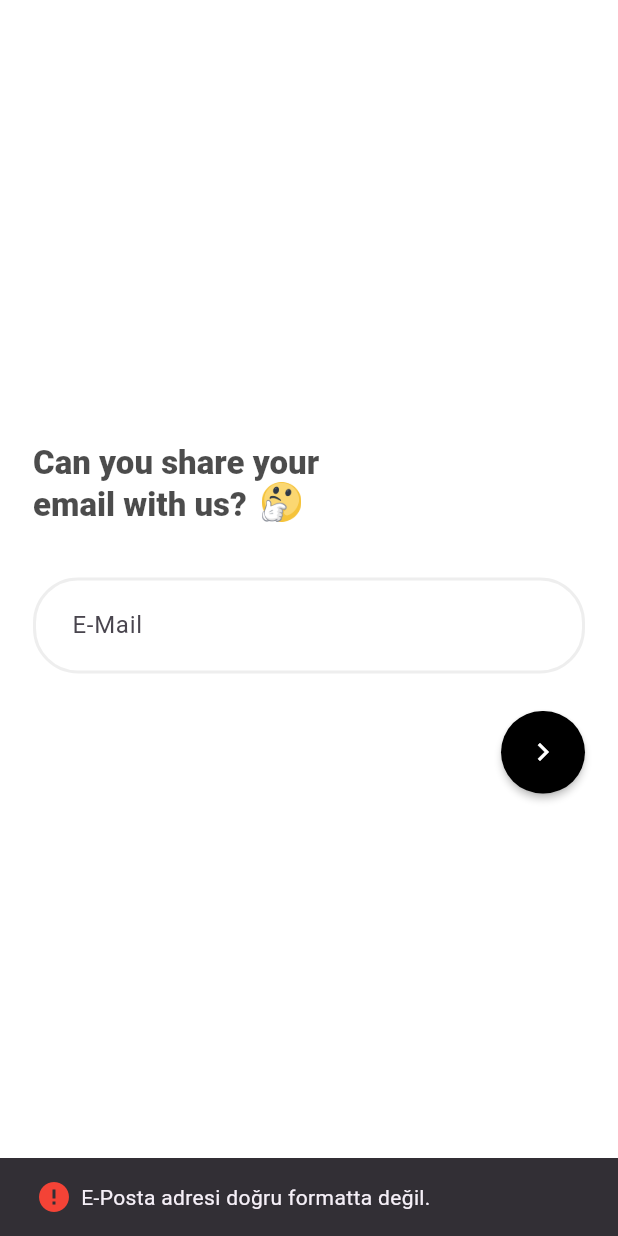
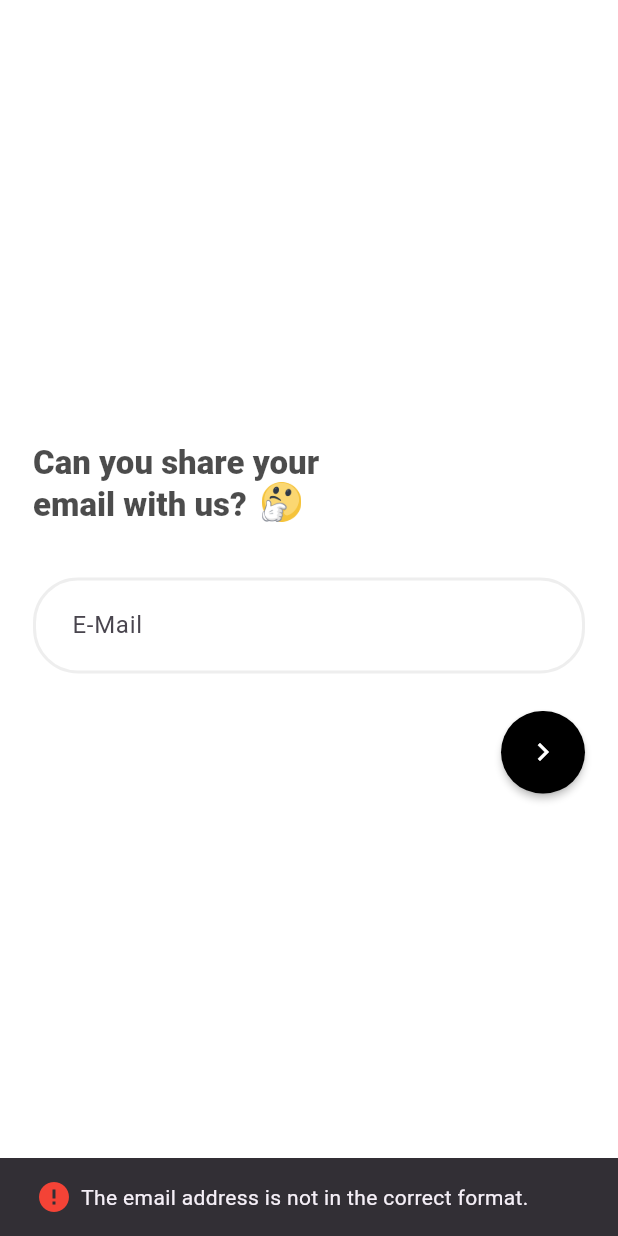
Before and after one commit to PardusDev/emotional_social, a Flutter app: the EMailScreen screen opened directly with empty values, after a tap on the "keyboard arrow right" icon, on a phone screen of 412 x 824 dp. Run offline on Flutter 3.47's test engine with Material 3 defaults, Android fonts, the phone set to English and light mode, and no system bars; our stand-ins replace bloc, cloud_firestore, equatable, firebase_auth, firebase_core, flutter_bloc and 1 more; accounts and stored records are empty.

Commit message:
Some improvements for production.

```diff
--- a/lib/repositories/post_repository.dart
+++ b/lib/repositories/post_repository.dart
@@ -33,7 +33,7 @@ class PostRepository {
         id: doc.id,
         content: postData['content'],
         authorId: postData["authorId"],
-        author: "${userData["name"]} ${userData["surname"]}",
+        author: userData["surname"].isNotEmpty ? "${userData["name"]}" : "${userData["name"]} ${userData["surname"]}",
         emotion: postData["emotion"],
         sharedDate: postData["sharedDate"].toDate()
       );
--- a/lib/screens/register_screen.dart
+++ b/lib/screens/register_screen.dart
@@ -8,6 +8,7 @@ import 'package:flutter_bloc/flutter_bloc.dart';
 
 import '../blocs/auth/auth_bloc.dart';
 import '../models/User.dart';
+import '../theme/colors.dart';
 
 class RegisterPage extends StatefulWidget {
   const RegisterPage({super.key});
@@ -20,8 +21,7 @@ class _RegisterPageState extends State<RegisterPage> {
   @override
   Widget build(BuildContext context) {
     return Scaffold(
-      // TODO: Will change
-      backgroundColor: Colors.white,
+      backgroundColor: AppColors.registerBackgroundColor,
       body: NameSurnamePage(),
     );
   }
@@ -42,8 +42,7 @@ class _NameSurnamePageState extends State<NameSurnamePage> {
     fontSize: 22,
     fontWeight: FontWeight.w800,
     height: 1.2,
-    // TODO: Will change
-    color: Colors.black.withOpacity(0.7)
+    color: AppColors.registerHeaderTextColor
   );
 
   bool _isOK() {
@@ -70,8 +69,7 @@ class _NameSurnamePageState extends State<NameSurnamePage> {
   @override
   Widget build(BuildContext context) {
     return Scaffold(
-      // TODO: Will change
-      backgroundColor: Colors.white,
+      backgroundColor: AppColors.registerBackgroundColor,
       body: Padding(
         padding: const EdgeInsets.all(22.0),
         child: Column(
@@ -146,13 +144,11 @@ class _EMailScreenState extends State<EMailScreen> {
       fontSize: 22,
       fontWeight: FontWeight.w800,
       height: 1.2,
-      // TODO: Will change
-      color: Colors.black.withOpacity(0.7)
+      color: AppColors.registerHeaderTextColor
   );
 
   @override
   void initState() {
-    // TODO: implement initState
     super.initState();
     tempUser = widget.tempUser;
   }
@@ -160,8 +156,7 @@ class _EMailScreenState extends State<EMailScreen> {
   @override
   Widget build(BuildContext context) {
     return Scaffold(
-      // TODO: Will change
-        backgroundColor: Colors.white,
+        backgroundColor: AppColors.registerBackgroundColor,
         body: Padding(
           padding: const EdgeInsets.all(22.0),
           child: Column(
@@ -193,11 +188,11 @@ class _EMailScreenState extends State<EMailScreen> {
                     if (_emailController.text.isEmpty ||
                         !_emailController.text.contains('@') ||
                         !_emailController.text.contains('.')) {
-                      ScaffoldMessenger.of(context).showSnackBar(errorSnackBar('E-Posta adresi doğru formatta değil.'));
+                      ScaffoldMessenger.of(context).showSnackBar(errorSnackBar('The email address is not in the correct format.'));
                       return;
                     }
                     if (_emailController.text.length >= 52) {
-                      ScaffoldMessenger.of(context).showSnackBar(errorSnackBar("E-Posta adresi 52 karakterden fazla olamaz."));
+                      ScaffoldMessenger.of(context).showSnackBar(errorSnackBar("The email address cannot exceed 52 characters."));
                       return;
                     }
                     _emailController.text = _emailController.text.trim();
@@ -235,8 +230,7 @@ class _PasswordScreenState extends State<PasswordScreen> {
       fontSize: 22,
       fontWeight: FontWeight.w800,
       height: 1.2,
-      // TODO: Will change
-      color: Colors.black.withOpacity(0.7)
+      color: AppColors.registerHeaderTextColor
   );
 
   @override
@@ -258,8 +252,7 @@ class _PasswordScreenState extends State<PasswordScreen> {
         }
       },
       child: Scaffold(
-        // TODO: Will change
-          backgroundColor: Colors.white,
+          backgroundColor: AppColors.registerBackgroundColor,
           body: Padding(
             padding: const EdgeInsets.all(22.0),
             child: Column(
@@ -290,26 +283,11 @@ class _PasswordScreenState extends State<PasswordScreen> {
                   child: ContinueButton(
                     onPressed: () {
                       if (_passwordController.text.length < 8) {
-                        ScaffoldMessenger.of(context).showSnackBar(
-                          SnackBar(
-                            content: Row(
-                              children: [
-                                Icon(
-                                  Icons.error,
-                                  color: Colors.red,
-                                ),
-                                SizedBox(
-                                  width: 6,
-                                ),
-                                Text('Şifre minimum 8 karakter uzunluğunda olmalı.'),
-                              ],
-                            ),
-                          ),
-                        );
+                        ScaffoldMessenger.of(context).showSnackBar(errorSnackBar("The password must be at least 8 characters long."));
                         return;
                       }
                       if (_passwordController.text.length > 32) {
-                        ScaffoldMessenger.of(context).showSnackBar(errorSnackBar("Şifre 32 karakterden fazla olamaz."));
+                        ScaffoldMessenger.of(context).showSnackBar(errorSnackBar("The password cannot exceed 32 characters."));
                         return;
                       }
                       _passwordController.text = _passwordController.text.trim();
--- /dev/null
+++ b/lib/theme/colors.dart
@@ -0,0 +1,34 @@
+import 'package:flutter/material.dart';
+
+class AppColors {
+  static const Color backgroundColor = Color.fromRGBO(233, 235, 238, 1.0);
+  static const Color homePageAppBarBgColor = Colors.transparent;
+  static const Color postDetailPageAppBarBgColor = Colors.transparent;
+  static const Color postBg = Colors.white;
+  static const Color shadowColor = Color.fromRGBO(158, 158, 158, 0.3);
+  static const Color sendButtonBg = Colors.blue;
+  static const Color selectedEmotionBg = Colors.blue;
+  static const Color unSelectedEmotionBg = Colors.grey;
+  static const Color homePagePostBgColor = Colors.white;
+
+
+  static const Color authorNameSurnameColor = Colors.black87;
+  static const Color seperatorDotColor = Color.fromRGBO(0, 0, 0, 0.4);
+  static const Color postFeelTextColor = Colors.black87;
+  static const Color postContentTextColor = Color.fromRGBO(0, 0, 0, 0.6);
+  static const Color readMoreTextColor = Colors.blueAccent;
+
+  static const Color primaryTextColor = Colors.black; // Will change
+  static const Color secondaryTextColor = Colors.black38;
+
+  static const Color loginBackgroundColor = Colors.white;
+  static const Color registerBackgroundColor = Colors.white;
+  static const Color registerHeaderTextColor = Color.fromRGBO(0, 0, 0, 0.7);
+
+  static const Color loadingDotColor = Colors.black;
+
+  // Snackbar
+  static const Color errorSnackBarIconColor = Colors.red;
+  static const Color warningSnackBarIconColor = Colors.yellow;
+  static const Color successSnackBarIconColor = Colors.green;
+}
--- a/lib/widgets/LoadingDot.dart
+++ b/lib/widgets/LoadingDot.dart
@@ -1,4 +1,6 @@
 import 'package:flutter/material.dart';
+
+import '../theme/colors.dart';
 
 class LoadingDot extends StatefulWidget {
   const LoadingDot({super.key});
@@ -64,7 +66,7 @@ class Dot extends StatelessWidget {
       width: 16,
       height: 16,
       decoration: BoxDecoration(
-        color: Colors.black,
+        color: AppColors.loadingDotColor,
         shape: BoxShape.circle,
       ),
     );
--- a/lib/widgets/snackbars.dart
+++ b/lib/widgets/snackbars.dart
@@ -1,3 +1,4 @@
+import 'package:emotional_social/theme/colors.dart';
 import 'package:flutter/material.dart';
 
 
@@ -7,7 +8,7 @@ SnackBar errorSnackBar (String text) {
       children: [
         const Icon(
           Icons.error,
-          color: Colors.red,
+          color: AppColors.errorSnackBarIconColor,
         ),
         const SizedBox(
           width: 6,
@@ -22,7 +23,7 @@ SnackBar warningSnackBar (String text) {
   return SnackBar(
     content: Row(
       children: [
-        const Icon(Icons.warning, color: Colors.yellow,),
+        const Icon(Icons.warning, color: AppColors.warningSnackBarIconColor,),
         const SizedBox(width: 20,),
         Flexible(child: Text(text)),
       ],
@@ -34,7 +35,7 @@ SnackBar successSnackBar (String text) {
   return SnackBar(
     content: Row(
       children: [
-        const Icon(Icons.check_circle, color: Colors.green,),
+        const Icon(Icons.check_circle, color: AppColors.successSnackBarIconColor,),
         const SizedBox(width: 20,),
         Flexible(child: Text(text)),
       ],
```
Also changed, not shown: lib/blocs/post/post_bloc.dart (+7 -0 lines), lib/screens/home_screen.dart (+35 -34 lines), lib/screens/login_screen.dart (+4 -15 lines), lib/screens/post_detail_screen.dart (+19 -18 lines), lib/widgets/HomeScreenPostText.dart (+17 -11 lines).
